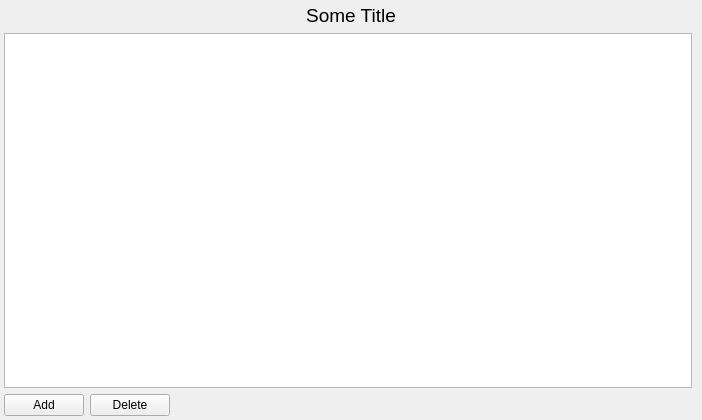
BlueQuartzSoftware/DREAM3D, file Source/AIM/StatsGenerator/UI_Files/StatsGenPlotWidget.ui: the form before one commit.
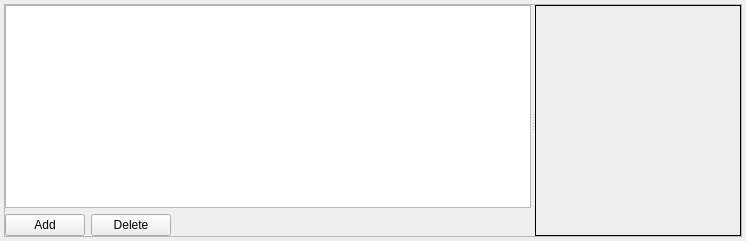
The form after the commit. Custom widgets are drawn as their Qt base class.

Commit message: The layout for the plot widget is now using a QSplitter. The layout for the Shape distributions are now layed out in a QScrollArea so that all three plots fit on smaller screen resolutions.

```diff
--- a/Source/AIM/StatsGenerator/UI_Files/StatsGenPlotWidget.ui
+++ b/Source/AIM/StatsGenerator/UI_Files/StatsGenPlotWidget.ui
@@ -6,20 +6,26 @@
    <rect>
     <x>0</x>
     <y>0</y>
-    <width>702</width>
-    <height>420</height>
+    <width>746</width>
+    <height>241</height>
    </rect>
   </property>
   <property name="windowTitle">
    <string>Form</string>
   </property>
-  <layout class="QGridLayout" name="gridLayout">
+  <layout class="QVBoxLayout" name="verticalLayout">
    <property name="margin">
     <number>4</number>
    </property>
-   <item row="1" column="0">
-    <layout class="QHBoxLayout" name="horizontalLayout_3">
      <item>
+    <widget class="QSplitter" name="splitter">
+     <property name="frameShape">
+      <enum>QFrame::StyledPanel</enum>
+     </property>
+     <property name="orientation">
+      <enum>Qt::Horizontal</enum>
+     </property>
+     <widget class="QWidget" name="">
       <layout class="QVBoxLayout" name="verticalLayout_3">
        <item>
         <widget class="QTableView" name="m_TableView">
@@ -87,29 +93,12 @@
         </layout>
        </item>
       </layout>
-     </item>
-     <item>
+     </widget>
       <widget class="QwtPlot" name="m_PlotView">
        <property name="frameShape">
         <enum>QFrame::Box</enum>
        </property>
       </widget>
-     </item>
-    </layout>
-   </item>
-   <item row="0" column="0">
-    <widget class="QLabel" name="m_PlotTitle">
-     <property name="font">
-      <font>
-       <pointsize>14</pointsize>
-      </font>
-     </property>
-     <property name="text">
-      <string>Some Title</string>
-     </property>
-     <property name="alignment">
-      <set>Qt::AlignCenter</set>
-     </property>
     </widget>
    </item>
   </layout>
```
Left out of the diff: 9 changed lines with no effect on the pictures. Lines whose indentation alone changed are shown as unchanged. The commit also changes 1 other file.
